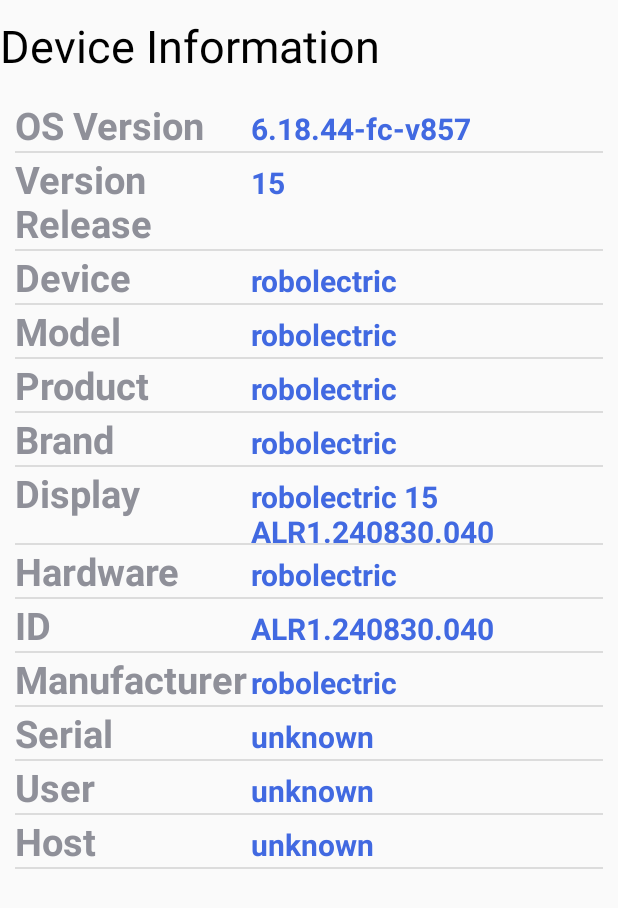
After one commit to Nishtha26/android-testing, an Android app: the DeviceInfo screen opened directly, with no data from a screen before it, on a phone screen of 412 x 824 dp. The commit adds this screen. Shown: the top 908 px of the screen. Run offline under Robolectric (Android 15) with nearby library versions, the light colour scheme and no system bars.

Commit message:
Inititial commit for Device information with UI backbone

```diff
--- a/app/src/main/AndroidManifest.xml
+++ b/app/src/main/AndroidManifest.xml
@@ -35,6 +35,8 @@
             android:name=".MainActivity"
             android:label="@string/app_name" >
         </activity>
+        <activity android:name=".DeviceInfo"
+            android:label="Device Information"></activity>
         <activity android:name=".Manual_Test"
             android:label="Manual Test"></activity>
         <activity
--- /dev/null
+++ b/app/src/main/java/com/ot/devicecheck/DeviceInfo.java
@@ -0,0 +1,72 @@
+package com.ot.devicecheck;
+
+import android.app.Activity;
+import android.os.Build;
+import android.os.Bundle;
+import android.support.annotation.Nullable;
+import android.support.annotation.RequiresApi;
+import android.util.Log;
+import android.widget.Adapter;
+import android.widget.ArrayAdapter;
+import android.widget.ListView;
+
+import java.util.ArrayList;
+import java.util.Arrays;
+import java.util.List;
+
+/**
+ * Created by Pranjal Gupta on 15-10-2017.
+ */
+
+public class DeviceInfo extends Activity {
+
+    //String[] names = {"OS Version", "Release", "Device"};
+    List<String> values;
+
+
+    @RequiresApi(api = Build.VERSION_CODES.LOLLIPOP)
+    @Override
+    protected void onCreate(@Nullable Bundle savedInstanceState) {
+        super.onCreate(savedInstanceState);
+
+        setContentView(R.layout.device_info);
+
+
+        List<String> names = Arrays.asList("OS Version", "Version Release", "Device", "Model", "Product", "Brand", "Display", "Hardware", "ID", "Manufacturer", "Serial", "User", "Host");
+
+        values = getDeviceInfo();
+        ListView name = (ListView)findViewById(R.id.list_name);
+
+        ViewAdapter adapter = new ViewAdapter(getBaseContext(),names,values);
+
+
+        name.setAdapter(adapter);
+
+    }
+
+    @RequiresApi(api = Build.VERSION_CODES.LOLLIPOP)
+    public List<String> getDeviceInfo(){
+        String _OSVERSION = System.getProperty("os.version");
+        String _RELEASE = android.os.Build.VERSION.RELEASE;
+        String _DEVICE = android.os.Build.DEVICE;
+        String _MODEL = android.os.Build.MODEL;
+        String _PRODUCT = android.os.Build.PRODUCT;
+        String _BRAND = android.os.Build.BRAND;
+        String _DISPLAY = android.os.Build.DISPLAY;
+        String[] _CPU_ABI = Build.SUPPORTED_ABIS;
+        String _UNKNOWN = android.os.Build.UNKNOWN;
+        String _HARDWARE = android.os.Build.HARDWARE;
+        String _ID = android.os.Build.ID;
+        String _MANUFACTURER = android.os.Build.MANUFACTURER;
+        String _SERIAL = android.os.Build.SERIAL;
+        String _USER = android.os.Build.USER;
+        String _HOST = android.os.Build.HOST;
+
+        Log.i("info",_OSVERSION+" "+_RELEASE+" "+_DEVICE+" "+_MODEL+" "+" "+_PRODUCT+" "+_BRAND+" "+_DISPLAY+" "+_CPU_ABI+" "+_UNKNOWN+" "+_HARDWARE+" "+_ID+" "+_MANUFACTURER+" "+_SERIAL+" "+_USER+" "+_HOST);
+
+        List<String> result = Arrays.asList(""+_OSVERSION,""+_RELEASE,""+_DEVICE,""+_MODEL,""+_PRODUCT,""+_BRAND,""+_DISPLAY,""+_HARDWARE,""+_ID,""+_MANUFACTURER,""+_SERIAL,""+_USER,""+_HOST);
+
+        return result;
+    }
+
+}
--- a/app/src/main/java/com/ot/devicecheck/MainActivity.java
+++ b/app/src/main/java/com/ot/devicecheck/MainActivity.java
@@ -15,6 +15,15 @@ public class MainActivity extends Activity
         super.onCreate(savedInstanceState);
         setContentView(R.layout.activity_main);
 
+        Button device_info = (Button)findViewById(R.id.button1);
+        device_info.setOnClickListener(new View.OnClickListener() {
+            @Override
+            public void onClick(View view) {
+                intent = new Intent(getApplicationContext(),DeviceInfo.class);
+                startActivity(intent);
+            }
+        });
+
         Button manual_test = (Button)findViewById(R.id.button3);
         manual_test.setOnClickListener(new View.OnClickListener() {
             @Override
--- /dev/null
+++ b/app/src/main/java/com/ot/devicecheck/ViewAdapter.java
@@ -0,0 +1,67 @@
+package com.ot.devicecheck;
+
+import android.app.Activity;
+import android.content.Context;
+import android.view.LayoutInflater;
+import android.view.View;
+import android.view.ViewGroup;
+import android.widget.BaseAdapter;
+import android.widget.TextView;
+
+import java.util.List;
+
+/**
+ * Created by Pranjal Gupta on 15-10-2017.
+ */
+
+public class ViewAdapter extends BaseAdapter {
+    private Activity activity;
+    private LayoutInflater inflater;
+
+    Context context;
+    List<String>  listvalue;
+    List<String> listname;
+
+
+
+    public ViewAdapter (Context context, List<String> listname, List<String> listvalue){
+        this.context=context;
+        this.listname=listname;
+        this.listvalue=listvalue;
+    }
+    @Override
+    public int getCount() {
+        return listname.size();
+    }
+
+    @Override
+    public Object getItem(int i) {
+        return listname.get(i);
+    }
+
+    @Override
+    public long getItemId(int i) {
+        return i;
+    }
+
+    @Override
+    public View getView(int i, View view, ViewGroup viewGroup) {
+
+        if (inflater == null)
+            inflater = (LayoutInflater) context
+                    .getSystemService(Context.LAYOUT_INFLATER_SERVICE);
+        if (view == null)
+            view = inflater.inflate(R.layout.view_adapter, null);
+
+        TextView tv1 = (TextView)view.findViewById(R.id.text_name);
+        TextView tv2 = (TextView)view.findViewById(R.id.text_value);
+
+
+        String name = listname.get(i);
+        String value = listvalue.get(i);
+
+        tv1.setText(name);
+        tv2.setText(value);
+        return view;
+    }
+    }
--- /dev/null
+++ b/app/src/main/res/layout/device_info.xml
@@ -0,0 +1,36 @@
+<?xml version="1.0" encoding="utf-8"?>
+<LinearLayout xmlns:android="http://schemas.android.com/apk/res/android"
+    android:orientation="vertical" android:layout_width="match_parent"
+    android:layout_height="match_parent"
+    android:paddingTop="10dp">
+
+    <TextView
+        android:layout_width="wrap_content"
+        android:layout_height="wrap_content"
+        android:text="Device Information"
+        android:textSize="30dp"
+        android:textColor="#000000"
+        android:paddingBottom="15dp"/>
+
+    <LinearLayout
+        android:orientation="horizontal"
+        android:layout_width="match_parent"
+        android:layout_height="match_parent"
+        android:paddingLeft="10dp"
+        android:paddingRight="10dp"
+        >
+
+        <ListView
+            android:layout_width="match_parent"
+            android:layout_height="match_parent"
+
+            android:id="@+id/list_name">
+
+        </ListView>
+>
+
+
+
+    </LinearLayout>
+
+</LinearLayout>
--- /dev/null
+++ b/app/src/main/res/layout/extra_value.xml
@@ -0,0 +1,16 @@
+<?xml version="1.0" encoding="utf-8"?>
+    <TextView xmlns:android="http://schemas.android.com/apk/res/android"
+        android:layout_width="match_parent"
+        android:layout_height="match_parent"
+        android:gravity="center_vertical"
+        android:layout_alignParentTop="true"
+        android:layout_alignParentBottom="true"
+        android:textSize="20dp"
+        android:textColor="#FFFFFF"
+        android:padding="10dp"
+        android:text="Weather Photos"
+        android:background="#336699"
+        >
+
+
+    </TextView>
--- /dev/null
+++ b/app/src/main/res/layout/view_adapter.xml
@@ -0,0 +1,26 @@
+<?xml version="1.0" encoding="utf-8"?>
+<LinearLayout xmlns:android="http://schemas.android.com/apk/res/android"
+     android:layout_width="match_parent"
+    android:layout_height="match_parent"
+    android:weightSum="100">
+
+    <TextView
+        android:layout_width="match_parent"
+        android:layout_height="wrap_content"
+        android:text="Name"
+        android:textStyle="bold"
+        android:textSize="25dp"
+        android:layout_weight="60"
+        android:id="@+id/text_name"/>
+
+    <TextView
+        android:layout_width="match_parent"
+        android:layout_height="wrap_content"
+        android:text="Value"
+        android:textStyle="bold"
+        android:textSize="20dp"
+        android:layout_weight="40"
+        android:id="@+id/text_value"
+        android:textColor="#4169e1"/>
+
+</LinearLayout>
```
